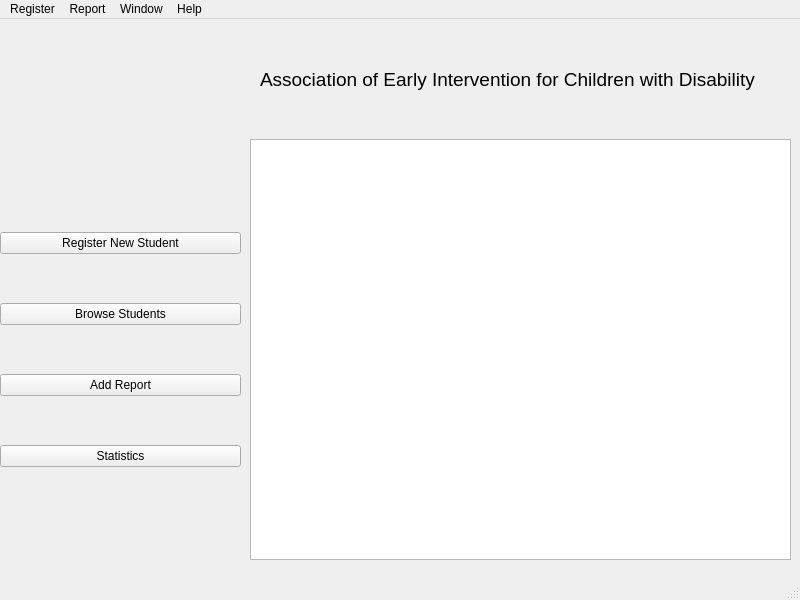
Above: landing.ui from PrimalSystemStudio/StudentManagement before the change. Below: the same form after it.
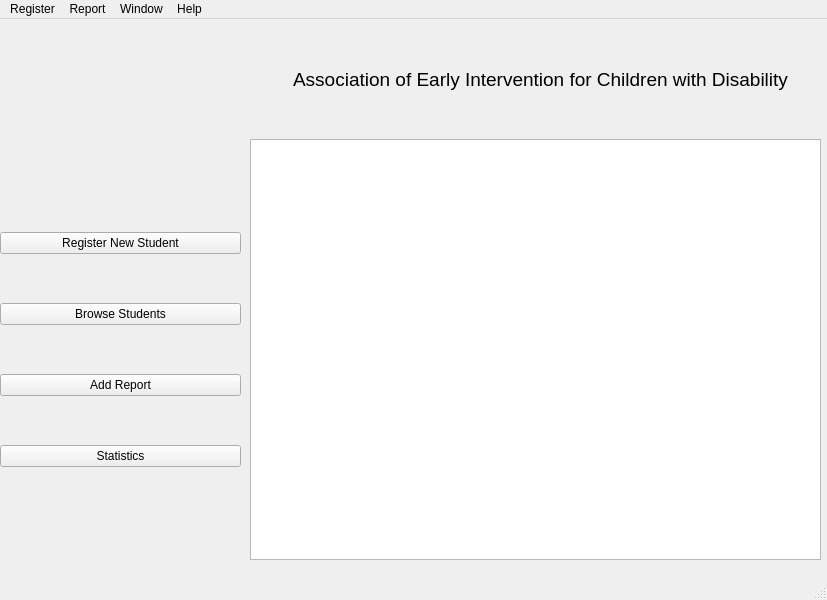
That is the form after the change.

Commit message: Updated landing page interface.

Patch:
```diff
--- a/landing.ui
+++ b/landing.ui
@@ -6,7 +6,7 @@
    <rect>
     <x>0</x>
     <y>0</y>
-    <width>800</width>
+    <width>827</width>
     <height>600</height>
    </rect>
   </property>
@@ -59,7 +59,7 @@
      <rect>
       <x>250</x>
       <y>120</y>
-      <width>541</width>
+      <width>571</width>
       <height>421</height>
      </rect>
     </property>
@@ -69,10 +69,16 @@
      <rect>
       <x>260</x>
       <y>10</y>
-      <width>511</width>
+      <width>561</width>
       <height>101</height>
      </rect>
     </property>
+    <property name="maximumSize">
+     <size>
+      <width>16777212</width>
+      <height>16777211</height>
+     </size>
+    </property>
     <property name="font">
      <font>
       <pointsize>14</pointsize>
@@ -81,6 +87,9 @@
     <property name="text">
      <string>Association of Early Intervention for Children with Disability</string>
     </property>
+    <property name="alignment">
+     <set>Qt::AlignCenter</set>
+    </property>
    </widget>
   </widget>
   <widget class="QMenuBar" name="menubar">
@@ -88,7 +97,7 @@
     <rect>
      <x>0</x>
      <y>0</y>
-     <width>800</width>
+     <width>827</width>
      <height>22</height>
     </rect>
    </property>
```
Left out of the diff: 46 changed lines with no effect on the pictures. The commit also changes 1 other file.
